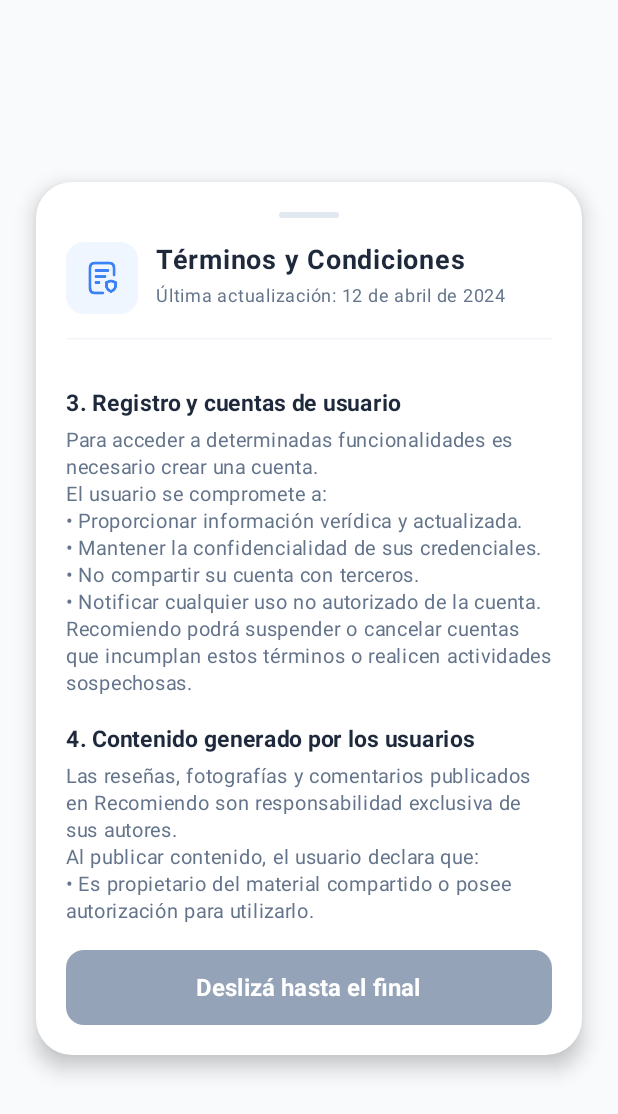
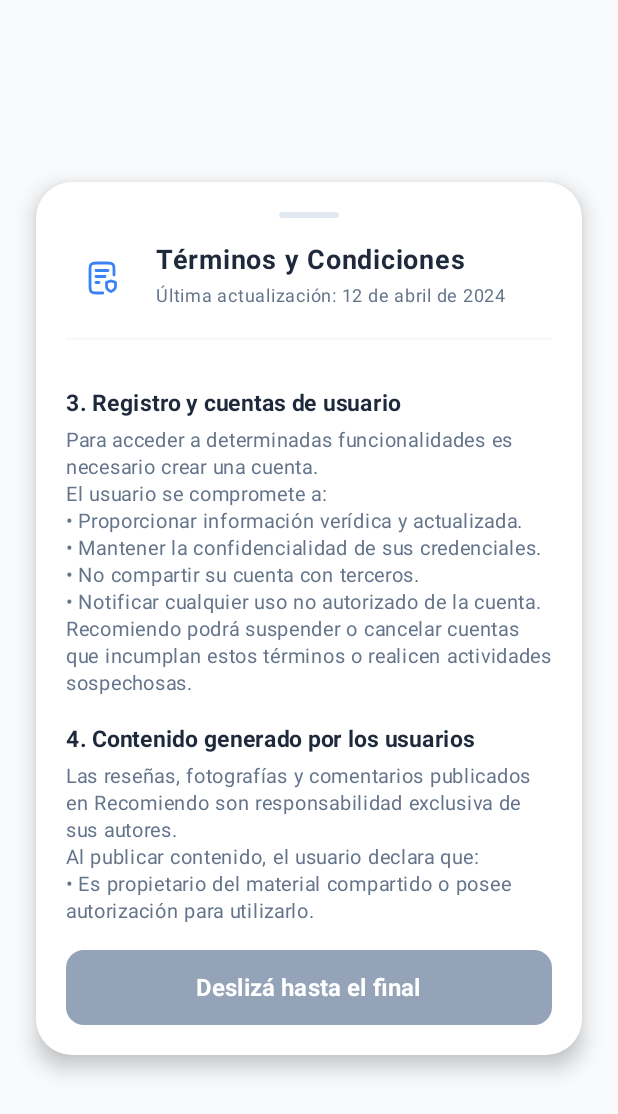
Before and after one commit to ManuZarraga/TP-desarrollo-de-apps-I, an Android app built with Jetpack Compose: the composable TermsAndConditionsScreen shown on its own in the app's theme, scrolled down 524 dp, on a phone screen of 412 x 824 dp. Shown: the top 1114 px of the screen. Run offline under Robolectric (Android 15) with nearby library versions, the light colour scheme and no system bars.

Commit message:
arreglo iconos para seguir el figma

```diff
--- a/app/src/main/java/com/example/tpi_apps/ui/screens/CrearReseniaScreen.kt
+++ b/app/src/main/java/com/example/tpi_apps/ui/screens/CrearReseniaScreen.kt
@@ -199,9 +199,11 @@ fun CrearReseniaScreen(
                             Row {
                                 repeat(5) { index ->
                                     Icon(
-                                        imageVector = if (index < puntuacion) Icons.Filled.Star else Icons.Filled.StarBorder,
+                                        painter = painterResource(
+                                            id = if (index < puntuacion) R.drawable.star_selected else R.drawable.star_unselected
+                                        ),
                                         contentDescription = null,
-                                        tint = if (index < puntuacion) Color(0xFF6366F1) else Color.LightGray,
+                                        tint = Color.Unspecified,
                                         modifier = Modifier
                                             .size(32.dp)
                                             .clickable { puntuacion = index + 1 }
--- a/app/src/main/java/com/example/tpi_apps/ui/screens/OnboardingScreen.kt
+++ b/app/src/main/java/com/example/tpi_apps/ui/screens/OnboardingScreen.kt
@@ -260,7 +260,7 @@ fun TermsAndConditionsScreen(onAccept: () -> Unit) {
                         modifier = Modifier
                             .size(48.dp)
                             .clip(RoundedCornerShape(12.dp))
-                            .background(Color(0xFFEFF6FF)),
+                            .background(Color.White),
                         contentAlignment = Alignment.Center
 
                     ) {
--- /dev/null
+++ b/app/src/main/res/drawable/tycicon.xml
@@ -0,0 +1,28 @@
+<!--
+  ~ Copyright (C) 2026 The Android Open Source Project
+  ~
+  ~ Licensed under the Apache License, Version 2.0 (the "License");
+  ~ you may not use this file except in compliance with the License.
+  ~ You may obtain a copy of the License at
+  ~
+  ~      http://www.apache.org/licenses/LICENSE-2.0
+  ~
+  ~ Unless required by applicable law or agreed to in writing, software
+  ~ distributed under the License is distributed on an "AS IS" BASIS,
+  ~ WITHOUT WARRANTIES OR CONDITIONS OF ANY KIND, either express or implied.
+  ~ See the License for the specific language governing permissions and
+  ~ limitations under the License.
+  -->
+<vector xmlns:android="http://schemas.android.com/apk/res/android"
+    android:width="103dp"
+    android:height="103dp"
+    android:viewportWidth="103"
+    android:viewportHeight="103">
+  <path
+      android:pathData="M60.08,47.21H34.33M42.92,64.38H34.33M68.67,30.04H34.33M85.83,42.92V29.18C85.83,21.97 85.83,18.37 84.43,15.61C83.2,13.19 81.23,11.22 78.8,9.99C76.05,8.58 72.44,8.58 65.23,8.58H37.77C30.56,8.58 26.95,8.58 24.2,9.99C21.77,11.22 19.8,13.19 18.57,15.61C17.17,18.37 17.17,21.97 17.17,29.18V73.82C17.17,81.03 17.17,84.63 18.57,87.39C19.8,89.81 21.77,91.78 24.2,93.01C26.95,94.42 30.56,94.42 37.77,94.42H53.65M77.25,90.13C77.25,90.13 90.13,83.99 90.13,74.78V64.04L80.74,60.69C78.48,59.88 76.01,59.88 73.76,60.69L64.38,64.04V74.78C64.38,83.99 77.25,90.13 77.25,90.13Z"
+      android:strokeLineJoin="round"
+      android:strokeWidth="8"
+      android:fillColor="#00000000"
+      android:strokeColor="#3A63ED"
+      android:strokeLineCap="round"/>
+</vector>
```
Also changed, not shown: app/src/main/res/drawable/tycicon.png (deleted).
